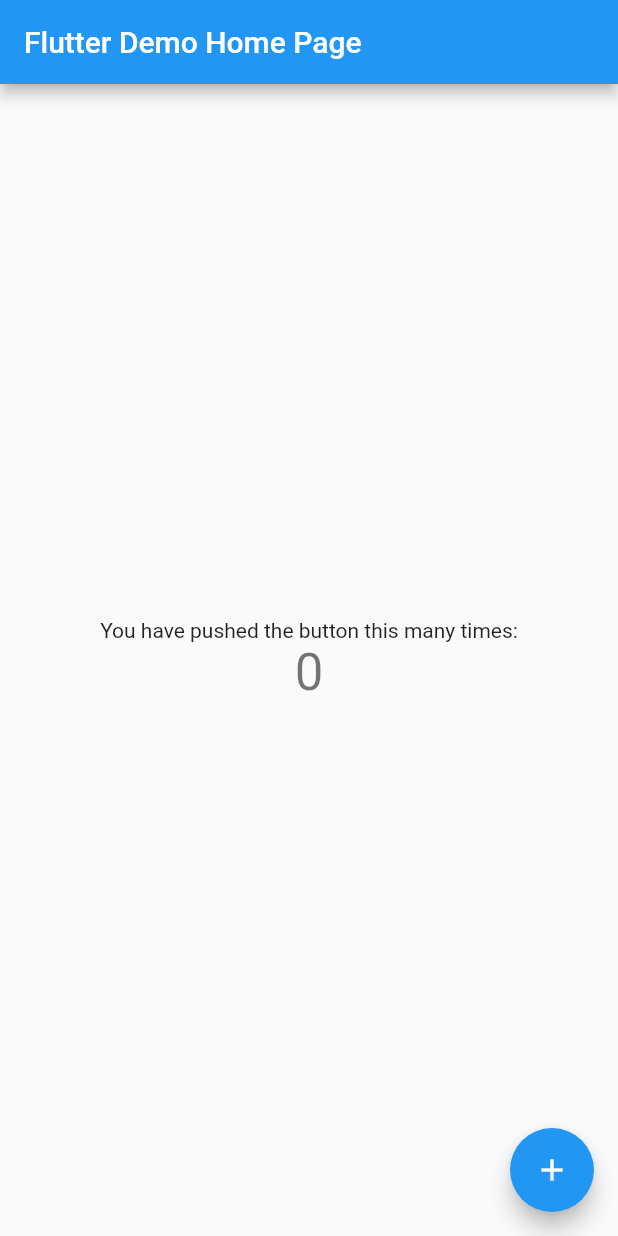
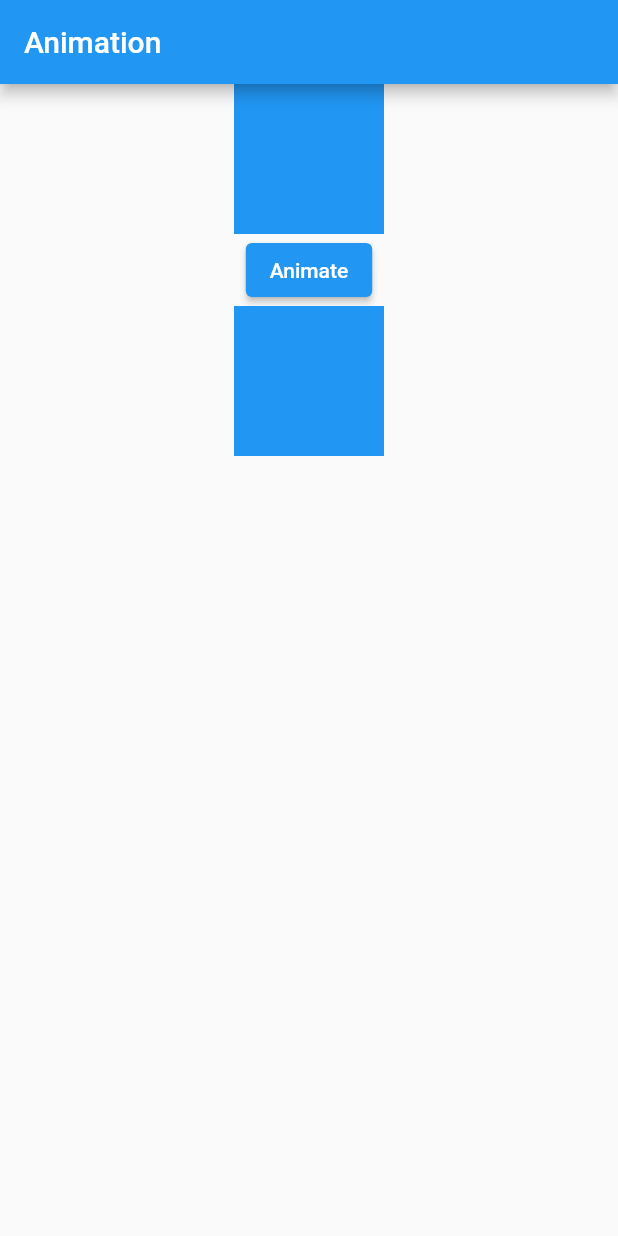
Before and after one commit to iamsatriya/flutter_sandbox, a Flutter app: the screen it shows after launch, on a phone screen of 412 x 824 dp. Run offline on Flutter 3.47's test engine with Material 2 defaults, Android fonts, the phone set to English and light mode, and no system bars.

Commit message:
implicit animation

```diff
--- a/lib/main.dart
+++ b/lib/main.dart
@@ -1,113 +1,102 @@
+import 'dart:math';
+
 import 'package:flutter/material.dart';
 
-void main() {
-  runApp(MyApp());
-}
+void main() => runApp(MyApp());
 
 class MyApp extends StatelessWidget {
-  // This widget is the root of your application.
   @override
   Widget build(BuildContext context) {
     return MaterialApp(
-      title: 'Flutter Demo',
-      theme: ThemeData(
-        // This is the theme of your application.
-        //
-        // Try running your application with "flutter run". You'll see the
-        // application has a blue toolbar. Then, without quitting the app, try
-        // changing the primarySwatch below to Colors.green and then invoke
-        // "hot reload" (press "r" in the console where you ran "flutter run",
-        // or simply save your changes to "hot reload" in a Flutter IDE).
-        // Notice that the counter didn't reset back to zero; the application
-        // is not restarted.
-        primarySwatch: Colors.blue,
-      ),
-      home: MyHomePage(title: 'Flutter Demo Home Page'),
+      title: 'Animation',
+      home: HomeScreen(),
     );
   }
 }
 
-class MyHomePage extends StatefulWidget {
-  MyHomePage({Key key, this.title}) : super(key: key);
-
-  // This widget is the home page of your application. It is stateful, meaning
-  // that it has a State object (defined below) that contains fields that affect
-  // how it looks.
-
-  // This class is the configuration for the state. It holds the values (in this
-  // case the title) provided by the parent (in this case the App widget) and
-  // used by the build method of the State. Fields in a Widget subclass are
-  // always marked "final".
-
-  final String title;
-
+class HomeScreen extends StatelessWidget {
   @override
-  _MyHomePageState createState() => _MyHomePageState();
+  Widget build(BuildContext context) {
+    return Scaffold(
+      appBar: AppBar(
+        title: Text('Animation'),
+      ),
+      body: SingleChildScrollView(
+        child: Column(
+          mainAxisAlignment: MainAxisAlignment.center,
+          children: [
+            ImplicitAnimation(),
+            TweenAnimation(),
+          ],
+        ),
+      ),
+    );
+  }
 }
 
-class _MyHomePageState extends State<MyHomePage> {
-  int _counter = 0;
+class ImplicitAnimation extends StatefulWidget {
+  @override
+  _ImplicitAnimationState createState() => _ImplicitAnimationState();
+}
 
-  void _incrementCounter() {
-    setState(() {
-      // This call to setState tells the Flutter framework that something has
-      // changed in this State, which causes it to rerun the build method below
-      // so that the display can reflect the updated values. If we changed
-      // _counter without calling setState(), then the build method would not be
-      // called again, and so nothing would appear to happen.
-      _counter++;
-    });
-  }
+class _ImplicitAnimationState extends State<ImplicitAnimation> {
+  bool _isBig = false;
+  double _size = 100.0;
 
   @override
   Widget build(BuildContext context) {
-    // This method is rerun every time setState is called, for instance as done
-    // by the _incrementCounter method above.
-    //
-    // The Flutter framework has been optimized to make rerunning build methods
-    // fast, so that you can just rebuild anything that needs updating rather
-    // than having to individually change instances of widgets.
-    return Scaffold(
-      appBar: AppBar(
-        // Here we take the value from the MyHomePage object that was created by
-        // the App.build method, and use it to set our appbar title.
-        title: Text(widget.title),
+    return Center(
+      child: Column(
+        mainAxisAlignment: MainAxisAlignment.center,
+        children: [
+          AnimatedContainer(
+            duration: Duration(milliseconds: 400),
+            curve: Curves.easeOutCubic,
+            color: Colors.blue,
+            height: _size,
+            width: _size,
+          ),
+          ElevatedButton(
+            onPressed: () {
+              setState(() {
+                _size = _isBig ? 200 : 100;
+                _isBig = !_isBig;
+              });
+            },
+            child: Text('Animate'),
+          )
+        ],
       ),
-      body: Center(
-        // Center is a layout widget. It takes a single child and positions it
-        // in the middle of the parent.
-        child: Column(
-          // Column is also a layout widget. It takes a list of children and
-          // arranges them vertically. By default, it sizes itself to fit its
-          // children horizontally, and tries to be as tall as its parent.
-          //
-          // Invoke "debug painting" (press "p" in the console, choose the
-          // "Toggle Debug Paint" action from the Flutter Inspector in Android
-          // Studio, or the "Toggle Debug Paint" command in Visual Studio Code)
-          // to see the wireframe for each widget.
-          //
-          // Column has various properties to control how it sizes itself and
-          // how it positions its children. Here we use mainAxisAlignment to
-          // center the children vertically; the main axis here is the vertical
-          // axis because Columns are vertical (the cross axis would be
-          // horizontal).
-          mainAxisAlignment: MainAxisAlignment.center,
-          children: <Widget>[
-            Text(
-              'You have pushed the button this many times:',
-            ),
-            Text(
-              '$_counter',
-              style: Theme.of(context).textTheme.headline4,
-            ),
-          ],
-        ),
-      ),
-      floatingActionButton: FloatingActionButton(
-        onPressed: _incrementCounter,
-        tooltip: 'Increment',
-        child: Icon(Icons.add),
-      ), // This trailing comma makes auto-formatting nicer for build methods.
     );
   }
 }
+
+class TweenAnimation extends StatefulWidget {
+  @override
+  _TweenAnimationState createState() => _TweenAnimationState();
+}
+
+class _TweenAnimationState extends State<TweenAnimation> {
+  double _size = 100.0;
+  Tween _animationTween = Tween<double>(begin: 0, end: pi * 2);
+
+  @override
+  Widget build(BuildContext context) {
+    return Center(
+      child: TweenAnimationBuilder<double>(
+        tween: _animationTween,
+        duration: Duration(seconds: 3),
+        builder: (context, double value, child) {
+          return Transform.rotate(
+            angle: value,
+            child: Container(
+              color: Colors.blue,
+              height: _size,
+              width: _size,
+            ),
+          );
+        },
+      ),
+    );
+  }
+}
```
